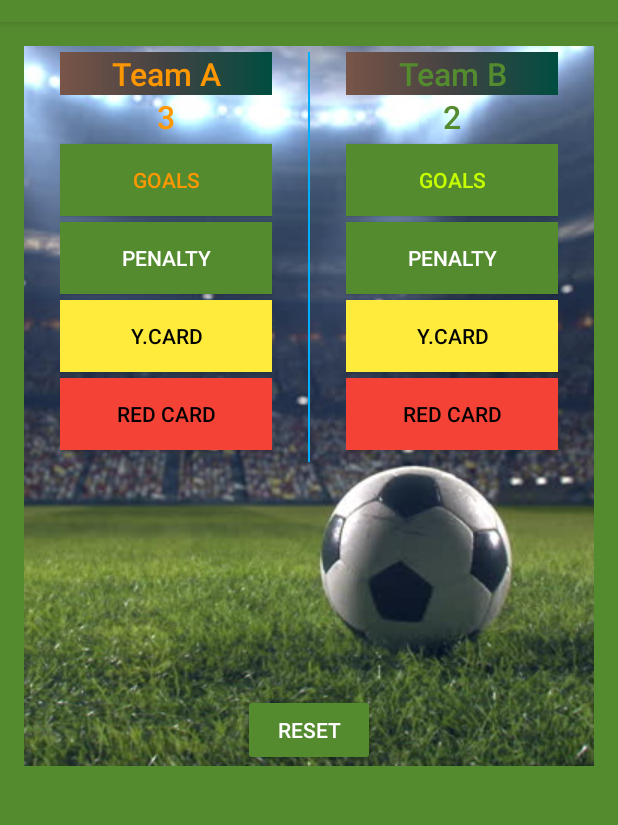
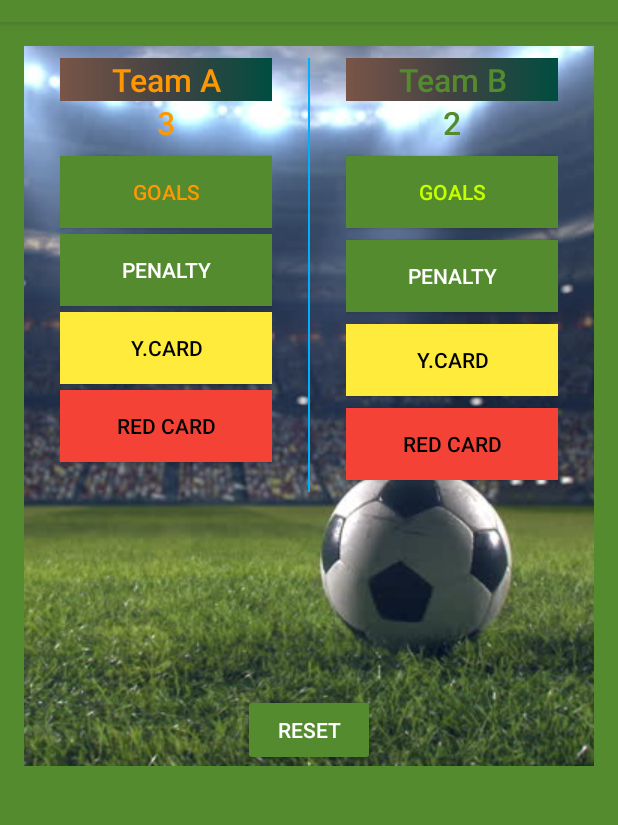
Before and after one commit to saidabxl/ScoreKeeper, an Android app: the screen it shows after launch (MainActivity), on a phone screen of 412 x 824 dp, the part 62-887 px from its top. Run offline under Robolectric (Android 15) with nearby library versions, the phone set to English and light mode, and no system bars.

Commit message:
Initial commit

```diff
--- a/app/src/main/java/com/example/android/scorekeeper/MainActivity.java
+++ b/app/src/main/java/com/example/android/scorekeeper/MainActivity.java
@@ -121,8 +121,6 @@ public class MainActivity extends AppCompatActivity {
     protected void onCreate(Bundle savedInstanceState) {
         super.onCreate(savedInstanceState);
         setContentView(R.layout.activity_main);
-
-
         goalsTeamAText = findViewById(R.id.team_a_goal);
         goalsTeamBText = findViewById(R.id.team_b_goal);
         teamAPenaltyText = findViewById(R.id.team_a_penalty);
@@ -134,7 +132,6 @@ public class MainActivity extends AppCompatActivity {
 
 
     }
-
 
     /**
      * Add score for Team A
--- a/app/src/main/res/layout/activity_main.xml
+++ b/app/src/main/res/layout/activity_main.xml
@@ -51,7 +51,6 @@
                     android:background="@drawable/bg1"
                     android:fontFamily="sans-serif-medium"
                     android:gravity="center"
-                    android:hint="@string/teamA"
                     android:text="@string/teamA"
                     android:textColor="@color/colorPrimary"
                     android:textSize="@dimen/text_size_score" />
--- a/app/src/main/res/values/dimens.xml
+++ b/app/src/main/res/values/dimens.xml
@@ -3,7 +3,7 @@
     <dimen name="margin_padding_16">16dp</dimen>
     <dimen name="margin_24">24dp</dimen>
     <dimen name="margin_8">8dp</dimen>
-    <dimen name="marginTop">4dp</dimen>
+    <dimen name="marginTop">8dp</dimen>
     <dimen name="marginLeft">24dp</dimen>
     <dimen name="width_line">2dp</dimen>
     <dimen name="marginRight">24dp</dimen>
```
